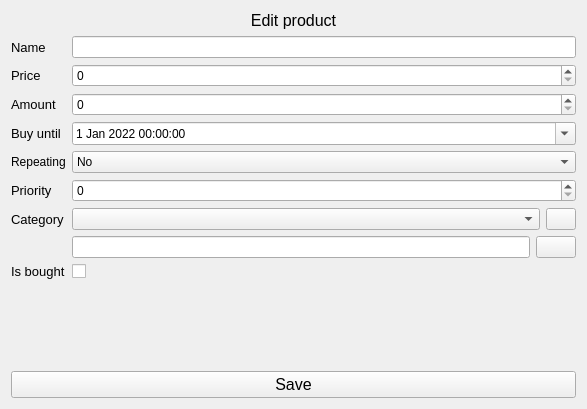
Qt form src/Client/View/MainPage/Product/ProductEditSubPage/ProductEditSubPage.ui (iodream/Spend-Note) before a commit.
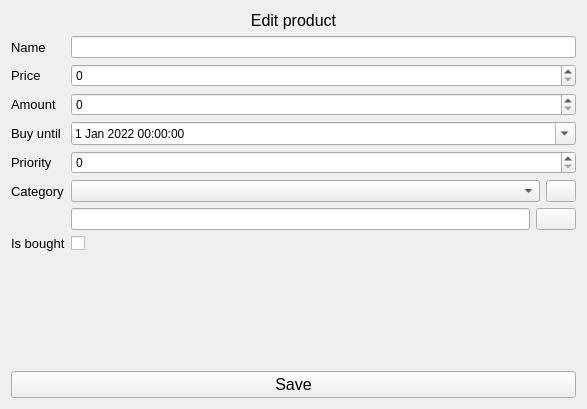
The same form after that commit. Icons and pictures are not drawn.

The edit to the form file:
```diff
--- a/src/Client/View/MainPage/Product/ProductEditSubPage/ProductEditSubPage.ui
+++ b/src/Client/View/MainPage/Product/ProductEditSubPage/ProductEditSubPage.ui
@@ -106,7 +106,7 @@
        </property>
       </widget>
      </item>
-     <item row="7" column="0">
+     <item row="6" column="0">
       <widget class="QLabel" name="PriorityLabel">
        <property name="font">
         <font>
@@ -118,10 +118,10 @@
        </property>
       </widget>
      </item>
-     <item row="7" column="1">
+     <item row="6" column="1">
       <widget class="QSpinBox" name="Priority"/>
      </item>
-     <item row="8" column="0">
+     <item row="7" column="0">
       <widget class="QLabel" name="CategoryLabel">
        <property name="font">
         <font>
@@ -133,44 +133,7 @@
        </property>
       </widget>
      </item>
-     <item row="10" column="0">
-      <widget class="QLabel" name="IsBoughtLabel">
-       <property name="font">
-        <font>
-         <pointsize>10</pointsize>
-        </font>
-       </property>
-       <property name="text">
-        <string>Is bought</string>
-       </property>
-      </widget>
-     </item>
-     <item row="10" column="1">
-      <widget class="QCheckBox" name="IsBought">
-       <property name="text">
-        <string/>
-       </property>
-      </widget>
-     </item>
-     <item row="9" column="1">
-      <layout class="QHBoxLayout" name="NewCategoryLayout">
-       <item>
-        <widget class="QLineEdit" name="NewCategoryName"/>
-       </item>
-       <item>
-        <widget class="QPushButton" name="NewCategorySaveButton">
-         <property name="text">
-          <string/>
-         </property>
-         <property name="icon">
-          <iconset resource="../../../../resources.qrc">
-           <normaloff>:/Icons/Icons/baseline_done_black_24dp.png</normaloff>:/Icons/Icons/baseline_done_black_24dp.png</iconset>
-         </property>
-        </widget>
-       </item>
-      </layout>
-     </item>
-     <item row="8" column="1">
+     <item row="7" column="1">
       <layout class="QHBoxLayout" name="CategoryLayout">
        <item>
         <widget class="QComboBox" name="Category"/>
@@ -194,40 +157,41 @@
        </item>
       </layout>
      </item>
-     <item row="6" column="0">
-      <widget class="QLabel" name="RepeatLabel">
+     <item row="8" column="1">
+      <layout class="QHBoxLayout" name="NewCategoryLayout">
+       <item>
+        <widget class="QLineEdit" name="NewCategoryName"/>
+       </item>
+       <item>
+        <widget class="QPushButton" name="NewCategorySaveButton">
+         <property name="text">
+          <string/>
+         </property>
+         <property name="icon">
+          <iconset resource="../../../../resources.qrc">
+           <normaloff>:/Icons/Icons/baseline_done_black_24dp.png</normaloff>:/Icons/Icons/baseline_done_black_24dp.png</iconset>
+         </property>
+        </widget>
+       </item>
+      </layout>
+     </item>
+     <item row="9" column="0">
+      <widget class="QLabel" name="IsBoughtLabel">
+       <property name="font">
+        <font>
+         <pointsize>10</pointsize>
+        </font>
+       </property>
        <property name="text">
-        <string>Repeating</string>
+        <string>Is bought</string>
        </property>
       </widget>
      </item>
-     <item row="6" column="1">
-      <widget class="QComboBox" name="RepeatSelect">
-       <item>
-        <property name="text">
-         <string>No</string>
-        </property>
-       </item>
-       <item>
-        <property name="text">
-         <string>Daily</string>
-        </property>
-       </item>
-       <item>
-        <property name="text">
-         <string>Weekly</string>
-        </property>
-       </item>
-       <item>
-        <property name="text">
-         <string>Monthly</string>
-        </property>
-       </item>
-       <item>
-        <property name="text">
-         <string>Annually</string>
-        </property>
-       </item>
+     <item row="9" column="1">
+      <widget class="QCheckBox" name="IsBought">
+       <property name="text">
+        <string/>
+       </property>
       </widget>
      </item>
     </layout>
```
